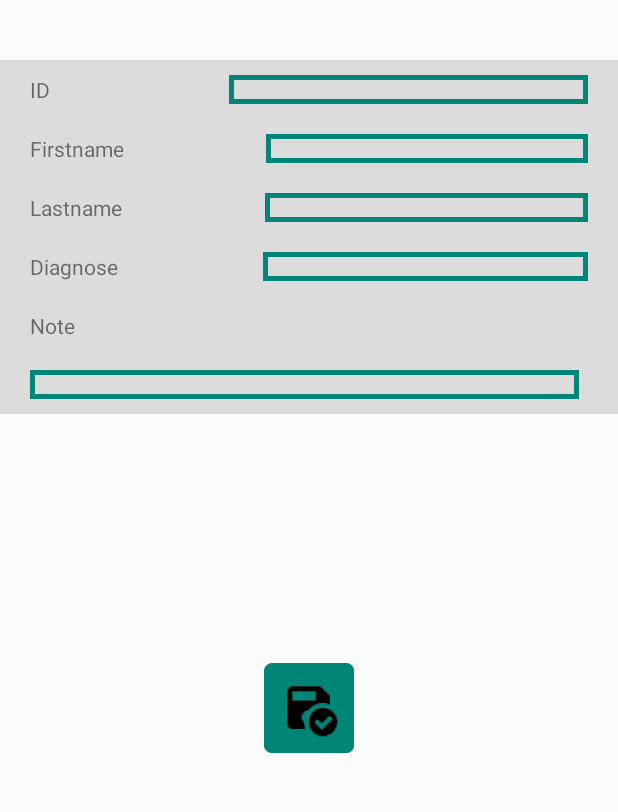
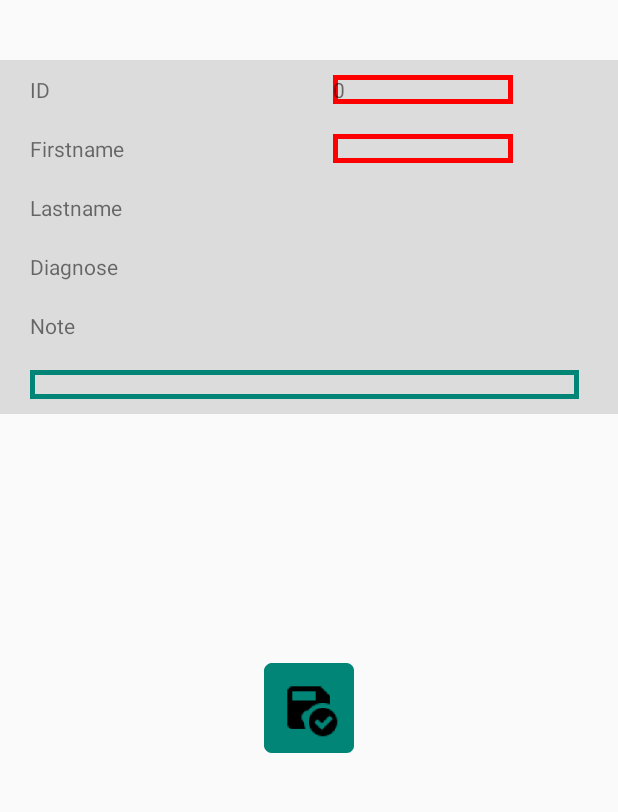
Before and after one commit to TomasikS/Spirometer, an Android app: the Settings screen opened directly, with no data from a screen before it, on a phone screen of 412 x 824 dp, the part 173-985 px from its top. Run offline under Robolectric (Android 15) with nearby library versions, the phone set to English and light mode, and no system bars.

Commit message:
added functionality

```diff
--- a/Kostra/app/src/main/java/com/example/kostra/DetailsActivity.java
+++ b/Kostra/app/src/main/java/com/example/kostra/DetailsActivity.java
@@ -50,12 +50,6 @@ public class DetailsActivity extends AppCompatActivity {
         diagnose = db.GetUserDiagnose();
         note = db.GetUserNote();
 
-//
-//        Toast.makeText(getBaseContext(), name, Toast.LENGTH_SHORT).show();
-//        Toast.makeText(getBaseContext(), lastname, Toast.LENGTH_SHORT).show();
-//        Toast.makeText(getBaseContext(), diagnose, Toast.LENGTH_SHORT).show();
-//        Toast.makeText(getBaseContext(), note, Toast.LENGTH_SHORT).show();
-
 
         textViewID.setText(String.valueOf(id));
         textViewFirstname.setText(name);
--- a/Kostra/app/src/main/java/com/example/kostra/Settings.java
+++ b/Kostra/app/src/main/java/com/example/kostra/Settings.java
@@ -7,8 +7,11 @@ import android.content.res.ColorStateList;
 import android.graphics.Bitmap;
 import android.graphics.BitmapFactory;
 import android.graphics.Color;
+import android.graphics.Paint;
 import android.graphics.drawable.BitmapDrawable;
 import android.graphics.drawable.Drawable;
+import android.graphics.drawable.ShapeDrawable;
+import android.graphics.drawable.shapes.RectShape;
 import android.net.Uri;
 import android.os.Build;
 import android.os.Bundle;
@@ -105,6 +108,7 @@ public class Settings extends AppCompatActivity {
         final LinearLayout llinsert4 = lll.findViewById(R.id.dynamic4);
         final LinearLayout llinsert5 = lll.findViewById(R.id.dynamic5);
         final LinearLayout container = llm.findViewById(R.id.toolbarcontainer);
+        DbHandler dbHandler = new DbHandler(Settings.this);
 
 
         getSupportActionBar().hide();
@@ -114,6 +118,17 @@ public class Settings extends AppCompatActivity {
         toolbar.setTitle("Settings");
 
         container.addView(toolbar);
+
+        dbHandler.deleteAll();
+
+        int id = dbHandler.GetUserID();
+        String firstname = dbHandler.GetUserName();
+        String lastname = dbHandler.GetUserLastname();
+        String diagnose = dbHandler.GetUserDiagnose();
+        String note = dbHandler.GetUserNote();
+
+
+        Toast.makeText(getBaseContext(), firstname, Toast.LENGTH_SHORT).show();
 
 
         photo.setOnClickListener(new View.OnClickListener() {
@@ -144,10 +159,16 @@ public class Settings extends AppCompatActivity {
         });
 
 
-        final View line = findViewById(R.id.Line);
+        final TextView IDDescribe = findViewById(R.id.textView);
+        final TextView textView = findViewById(R.id.textID);
 
 
-        final TextView textView = findViewById(R.id.textID);
+        ShapeDrawable sd2 = new ShapeDrawable();
+        sd2.getPaint().setColor(Color.RED);
+        sd2.getPaint().setStrokeWidth(10f);
+        sd2.setShape(new RectShape());
+        sd2.getPaint().setStyle(Paint.Style.STROKE);
+        textView.setBackground(sd2);
 
 
         textView.setOnClickListener(new View.OnClickListener() {
@@ -161,8 +182,13 @@ public class Settings extends AppCompatActivity {
                 view = inflater.inflate(R.layout.search, null);
                 EditText searchBox = (EditText) view.findViewById(R.id.textid);
                 searchBox.setBackgroundResource(ram);
+                llinsert.removeView(textView);
                 llinsert.addView(searchBox);
                 searchBox.setTag(1);
+
+                textView.setBackground(null);
+                textView.setText("ID");
+
                 // searchBox.setText(textView.getText());
 
 //                if (textView.getText().length() > 0) {
@@ -176,7 +202,21 @@ public class Settings extends AppCompatActivity {
         });
 
 
+        final TextView menoDescribe = findViewById(R.id.textViewMeno);
+
+        menoDescribe.setVisibility(View.VISIBLE);
+
+
         final TextView meno = findViewById(R.id.textIDFirstname);
+
+        ShapeDrawable sd = new ShapeDrawable();
+        sd.getPaint().setColor(Color.RED);
+        sd.getPaint().setStrokeWidth(10f);
+        sd.setShape(new RectShape());
+        sd.getPaint().setStyle(Paint.Style.STROKE);
+
+
+        meno.setBackground(sd);
 
 
         meno.setOnClickListener(new View.OnClickListener() {
@@ -192,10 +232,12 @@ public class Settings extends AppCompatActivity {
                 view = inflater.inflate(R.layout.name, null);
                 EditText searchBox = (EditText) view.findViewById(R.id.textname);
                 searchBox.setBackgroundResource(ram);
-
+                llinsert1.removeView(meno);
                 llinsert1.addView(searchBox);
                 searchBox.setTag(2);
 
+                meno.setBackground(null);
+                menoDescribe.setText("Firstname");
             }
         });
 
@@ -260,6 +302,12 @@ public class Settings extends AppCompatActivity {
                 if (textViewNote.getText().length() > 0) searchBox.setText(" ");
             }
         });
+
+        textView.setText(String.valueOf(id));
+        meno.setText(firstname);
+        textViewLName.setText(lastname);
+        textViewDiagnose.setText(diagnose);
+        textViewNote.setText(note);
 
 
         AppCompatImageView view = findViewById(R.id.change);
@@ -364,15 +412,6 @@ public class Settings extends AppCompatActivity {
                     }
 
 
-//                    if (hasImage(photo) == false)
-//                        Toast.makeText(getApplicationContext(), "Missing photo", Toast.LENGTH_SHORT).show();
-
-
-                    // DbHandler dbHandler = new DbHandler(Settings.this);
-                    //    dbHandler.deleteAll();
-                    // Toast.makeText(getApplicationContext(), "Data deleted", Toast.LENGTH_SHORT).show();
-
-
                 } else if (((etID.getText().length() > 0) &&
                         (etFirstname.getText().length() > 1) &&
                         (etLastname.getText().length() > 1) &&
@@ -427,7 +466,6 @@ public class Settings extends AppCompatActivity {
 //                    Intent intent = new Intent(Settings.this, DetailsActivity.class);
 //                    startActivity(intent);
 
-                    dbHandler.deleteAll();
 
                     SaveBitmap();
                     SaveData(ID, firstname, lastname, diagnose, note);
--- a/Kostra/app/src/main/res/layout/stack.xml
+++ b/Kostra/app/src/main/res/layout/stack.xml
@@ -30,9 +30,9 @@
         <LinearLayout
             android:layout_width="match_parent"
             android:layout_height="match_parent"
-            android:orientation="vertical"
+            android:layout_marginBottom="40dp"
 
-            android:layout_marginBottom="40dp">
+            android:orientation="vertical">
 
 
             <ImageView
@@ -48,36 +48,58 @@
 
         <LinearLayout
             android:id="@+id/dynamic"
-            android:background="@color/ram"
             android:layout_width="match_parent"
             android:layout_height="wrap_content"
             android:layout_weight="1"
+            android:background="@color/ram"
             android:orientation="horizontal">
 
 
+            <!--<TextView-->
+            <!--android:id="@+id/textView"-->
+            <!--android:layout_width="wrap_content"-->
+            <!--android:layout_height="match_parent"-->
+            <!--android:layout_marginLeft="20dp"-->
+            <!--android:layout_marginTop="10dp"-->
+            <!--android:layout_marginRight="40dp"-->
+            <!--android:layout_marginBottom="10dp"-->
+            <!--android:layout_weight="1"-->
+            <!--android:text="ID" />-->
+
+            <!--<TextView-->
+            <!--android:id="@+id/textID"-->
+            <!--android:layout_width="wrap_content"-->
+            <!--android:layout_height="match_parent"-->
+            <!--android:layout_marginLeft="40dp"-->
+            <!--android:layout_marginTop="10dp"-->
+            <!--android:layout_marginRight="20dp"-->
+            <!--android:layout_marginBottom="10dp"-->
+            <!--android:layout_weight="1"-->
+            <!--android:ems="10"-->
+            <!--android:text=" " />-->
+
             <TextView
                 android:id="@+id/textView"
-                android:layout_width="wrap_content"
+                android:layout_width="111dp"
                 android:layout_height="match_parent"
+                android:layout_marginLeft="20dp"
                 android:layout_marginTop="10dp"
+                android:layout_marginRight="80dp"
                 android:layout_marginBottom="10dp"
                 android:layout_weight="1"
-                android:layout_marginLeft="20dp"
-                android:layout_marginRight="20dp"
                 android:text="ID" />
 
             <TextView
                 android:id="@+id/textID"
                 android:layout_width="wrap_content"
                 android:layout_height="match_parent"
+                android:layout_marginLeft="50dp"
                 android:layout_marginTop="10dp"
+                android:layout_marginRight="70dp"
                 android:layout_marginBottom="10dp"
                 android:layout_weight="1"
                 android:ems="10"
-                android:text=" "
-                android:background="@drawable/border"
-                android:layout_marginLeft="20dp"
-                android:layout_marginRight="20dp" />
+                android:text=" " />
 
         </LinearLayout>
 
@@ -183,34 +205,33 @@
 
         <LinearLayout
             android:id="@+id/dynamic0"
-            android:background="@color/ram"
             android:layout_width="match_parent"
             android:layout_height="wrap_content"
             android:layout_weight="1"
+            android:background="@color/ram"
             android:orientation="horizontal">
 
             <TextView
                 android:id="@+id/textViewMeno"
-                android:layout_width="wrap_content"
+                android:layout_width="111dp"
                 android:layout_height="match_parent"
+                android:layout_marginLeft="20dp"
                 android:layout_marginTop="10dp"
+                android:layout_marginRight="80dp"
                 android:layout_marginBottom="10dp"
                 android:layout_weight="1"
-                android:layout_marginLeft="20dp"
-                android:layout_marginRight="20dp"
                 android:text="Firstname" />
 
             <TextView
                 android:id="@+id/textIDFirstname"
                 android:layout_width="wrap_content"
-                android:layout_height="wrap_content"
-                android:layout_marginLeft="20dp"
+                android:layout_height="match_parent"
+                android:layout_marginLeft="50dp"
                 android:layout_marginTop="10dp"
-                android:layout_marginRight="20dp"
+                android:layout_marginRight="70dp"
                 android:layout_marginBottom="10dp"
                 android:layout_weight="1"
                 android:ems="10"
-                android:background="@drawable/border"
                 android:text=" " />
 
         </LinearLayout>
@@ -230,35 +251,60 @@
 
         <LinearLayout
             android:id="@+id/dynamic3"
-            android:background="@color/ram"
             android:layout_width="match_parent"
             android:layout_height="wrap_content"
             android:layout_weight="1"
+            android:background="@color/ram"
             android:orientation="horizontal">
+
+            <!--<TextView-->
+            <!--android:id="@+id/textView334"-->
+            <!--android:layout_width="wrap_content"-->
+            <!--android:layout_height="match_parent"-->
+            <!--android:layout_marginTop="10dp"-->
+            <!--android:layout_marginBottom="10dp"-->
+            <!--android:layout_weight="1"-->
+            <!--android:layout_marginLeft="20dp"-->
+            <!--android:layout_marginRight="20dp"-->
+            <!--android:text="Lastname" />-->
+
 
             <TextView
                 android:id="@+id/textView334"
-                android:layout_width="wrap_content"
+                android:layout_width="111dp"
                 android:layout_height="match_parent"
+                android:layout_marginLeft="20dp"
                 android:layout_marginTop="10dp"
+                android:layout_marginRight="80dp"
                 android:layout_marginBottom="10dp"
                 android:layout_weight="1"
-                android:layout_marginLeft="20dp"
-                android:layout_marginRight="20dp"
                 android:text="Lastname" />
 
             <TextView
                 android:id="@+id/editTextLName"
                 android:layout_width="wrap_content"
-                android:layout_height="wrap_content"
-                android:layout_marginLeft="20dp"
+                android:layout_height="match_parent"
+                android:layout_marginLeft="50dp"
                 android:layout_marginTop="10dp"
-                android:layout_marginRight="20dp"
+                android:layout_marginRight="70dp"
                 android:layout_marginBottom="10dp"
                 android:layout_weight="1"
                 android:ems="10"
-                android:background="@drawable/border"
                 android:text=" " />
+
+
+            <!--<TextView-->
+            <!--android:id="@+id/editTextLName"-->
+            <!--android:layout_width="wrap_content"-->
+            <!--android:layout_height="match_parent"-->
+            <!--android:layout_marginLeft="20dp"-->
+            <!--android:layout_marginTop="10dp"-->
+            <!--android:layout_marginRight="20dp"-->
+            <!--android:layout_marginBottom="10dp"-->
+            <!--android:layout_weight="1"-->
+            <!--android:ems="10"-->
+            <!--android:background="@drawable/border"-->
+            <!--android:text=" " />-->
 
         </LinearLayout>
 
@@ -275,36 +321,60 @@
 
         <LinearLayout
             android:id="@+id/dynamic4"
-            android:background="@color/ram"
             android:layout_width="match_parent"
             android:layout_height="wrap_content"
             android:layout_weight="1"
+            android:background="@color/ram"
             android:orientation="horizontal">
+
+
+            <!--<TextView-->
+            <!--android:id="@+id/textView33"-->
+            <!--android:layout_width="wrap_content"-->
+            <!--android:layout_height="match_parent"-->
+            <!--android:layout_marginTop="10dp"-->
+            <!--android:layout_marginBottom="10dp"-->
+            <!--android:layout_weight="1"-->
+            <!--android:layout_marginLeft="20dp"-->
+            <!--android:layout_marginRight="20dp"-->
+            <!--android:text="Diagnose" />-->
+
+            <!--<TextView-->
+            <!--android:id="@+id/editTextDiagnose"-->
+            <!--android:layout_width="wrap_content"-->
+            <!--android:layout_height="match_parent"-->
+            <!--android:layout_marginTop="10dp"-->
+            <!--android:layout_marginBottom="10dp"-->
+            <!--android:layout_weight="1"-->
+            <!--android:ems="10"-->
+            <!--android:text=" "-->
+            <!--android:background="@drawable/border"-->
+            <!--android:layout_marginLeft="20dp"-->
+            <!--android:layout_marginRight="20dp" />-->
 
 
             <TextView
                 android:id="@+id/textView33"
-                android:layout_width="wrap_content"
+                android:layout_width="111dp"
                 android:layout_height="match_parent"
+                android:layout_marginLeft="20dp"
                 android:layout_marginTop="10dp"
+                android:layout_marginRight="80dp"
                 android:layout_marginBottom="10dp"
                 android:layout_weight="1"
-                android:layout_marginLeft="20dp"
-                android:layout_marginRight="20dp"
                 android:text="Diagnose" />
 
             <TextView
                 android:id="@+id/editTextDiagnose"
                 android:layout_width="wrap_content"
                 android:layout_height="match_parent"
+                android:layout_marginLeft="50dp"
                 android:layout_marginTop="10dp"
+                android:layout_marginRight="70dp"
                 android:layout_marginBottom="10dp"
                 android:layout_weight="1"
                 android:ems="10"
-                android:text=" "
-                android:background="@drawable/border"
-                android:layout_marginLeft="20dp"
-                android:layout_marginRight="20dp" />
+                android:text=" " />
 
         </LinearLayout>
 
@@ -354,8 +424,8 @@
         <LinearLayout
             android:layout_width="match_parent"
             android:layout_height="match_parent"
-            android:orientation="vertical"
-            android:background="@color/ram">
+            android:background="@color/ram"
+            android:orientation="vertical">
 
             <TextView
                 android:id="@+id/editTextNote"
```
Also changed, not shown: Kostra/app/src/main/java/com/example/kostra/DbHandler.java (+95 -23 lines), Kostra/app/src/main/java/com/example/kostra/LastMeasure.java (+36 -10 lines), Kostra/app/src/main/java/com/example/kostra/Meranie.java (added, +63 -0 lines), Kostra/app/src/main/java/com/example/kostra/history.java (+81 -44 lines), Kostra/app/src/main/java/com/example/kostra/total_average.java (+58 -11 lines).
